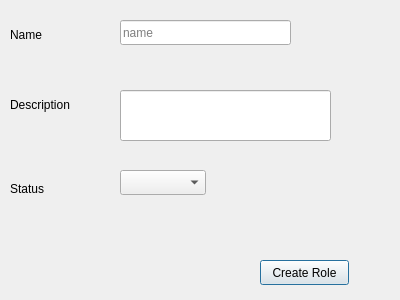
Qt form presentation/authorization_ui/createRole.ui (shymaa123456/HyperPOS2020) before a commit.
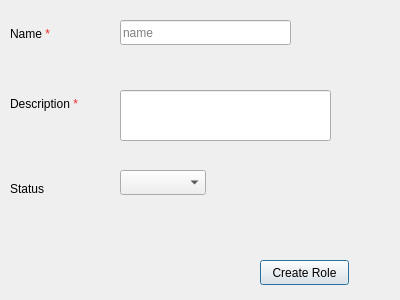
The same form after that commit.

```diff
--- a/presentation/authorization_ui/createRole.ui
+++ b/presentation/authorization_ui/createRole.ui
@@ -59,7 +59,7 @@
     </rect>
    </property>
    <property name="text">
-    <string>Description</string>
+    <string>&lt;html&gt;&lt;head/&gt;&lt;body&gt;&lt;p&gt;Description &lt;span style=&quot; color:#ef2929;&quot;&gt;*&lt;/span&gt;&lt;/p&gt;&lt;/body&gt;&lt;/html&gt;</string>
    </property>
   </widget>
   <widget class="QLabel" name="label_6">
@@ -72,7 +72,7 @@
     </rect>
    </property>
    <property name="text">
-    <string>Name</string>
+    <string>&lt;html&gt;&lt;head/&gt;&lt;body&gt;&lt;p&gt;Name &lt;span style=&quot; color:#ef2929;&quot;&gt;*&lt;/span&gt;&lt;/p&gt;&lt;/body&gt;&lt;/html&gt;</string>
    </property>
   </widget>
   <widget class="QLabel" name="label">
```
